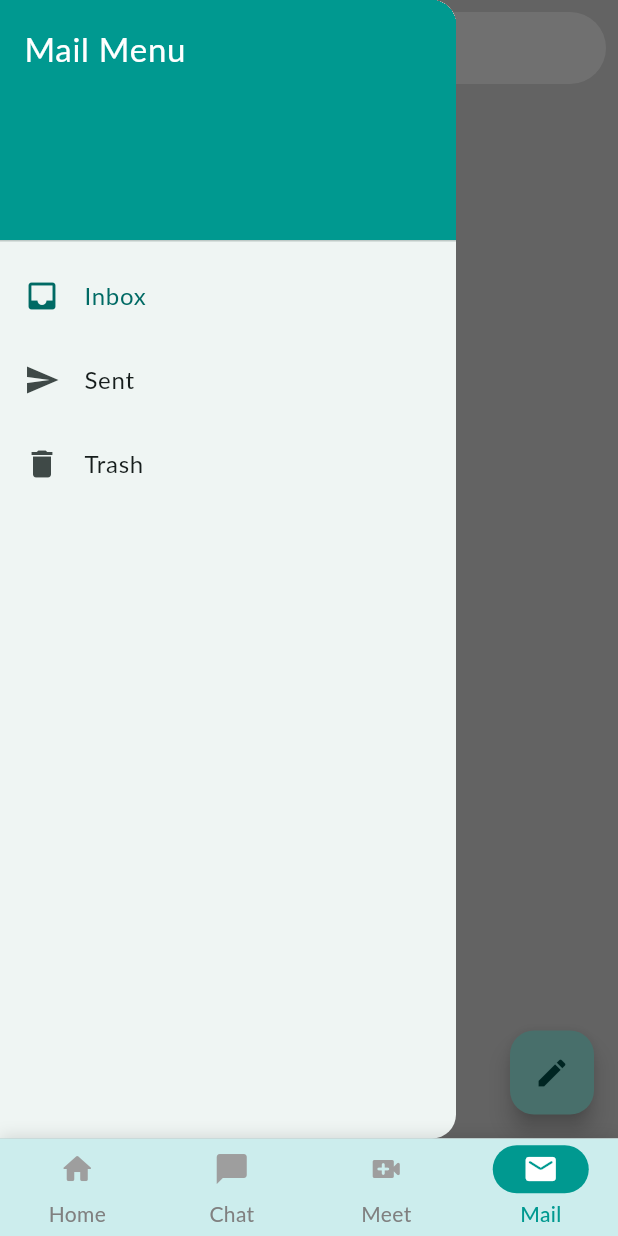
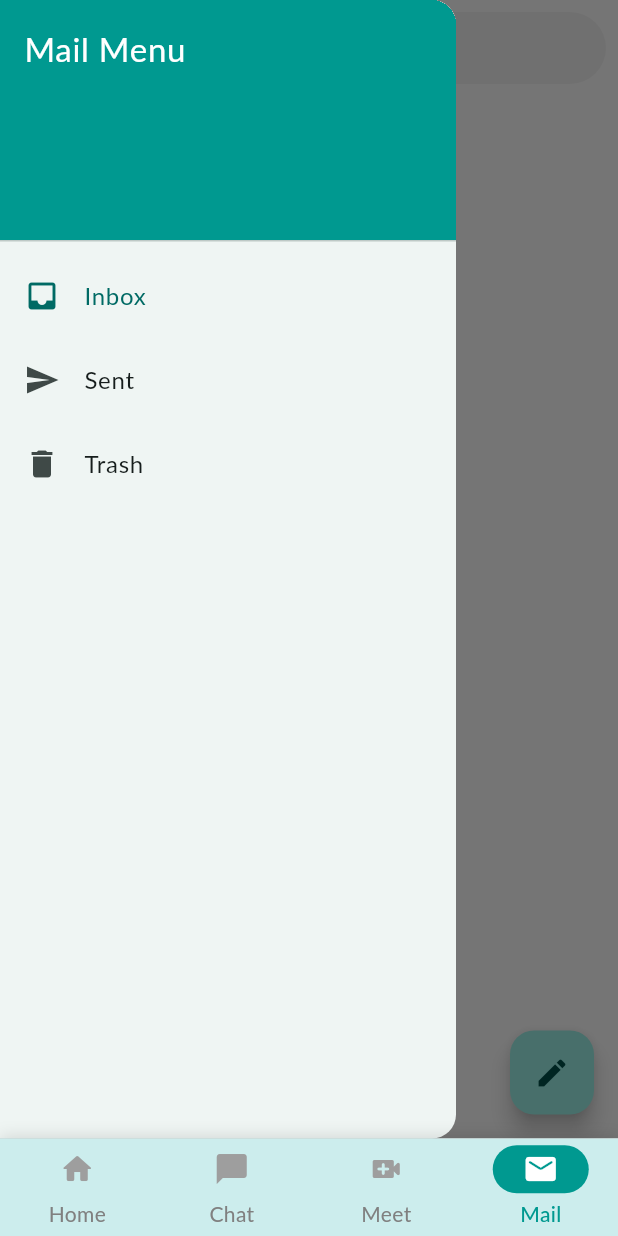
Before and after one commit to mushirkhan26/90-minutes, a Flutter app: the MailScreen screen opened by its route, with the side drawer open, on a phone screen of 412 x 824 dp. Run offline on Flutter 3.47's test engine with Material 3 defaults, Android fonts, the phone set to English and light mode, and no system bars; our stand-ins replace audioplayers, cached_network_image, file_picker, flutter_dotenv, flutter_local_notifications, flutter_secure_storage and 10 more; missing offline and left inert: flutter_initicon; accounts and stored records are empty; network calls fail; Roboto replaces fonts that are missing (Lato).

Commit message:
ui changes

```diff
--- a/lib/features/mail/screens/mail_detail.dart
+++ b/lib/features/mail/screens/mail_detail.dart
@@ -1,6 +1,5 @@
 import 'package:flutter/material.dart';
 import 'package:hrtz_hrms/config/theme/app_colors.dart';
-
 import '../../../core/models/mail_model.dart';
 
 class MailDetail extends StatelessWidget {
@@ -27,7 +26,7 @@ class MailDetail extends StatelessWidget {
             children: [
               Container(
                 decoration: BoxDecoration(
-                  color: AppColors.borderColor,
+                  color: Colors.white,
                   borderRadius: BorderRadius.circular(8),
                   boxShadow: [
                     BoxShadow(
@@ -36,7 +35,7 @@ class MailDetail extends StatelessWidget {
                       offset: const Offset(0, 1),
                     ),
                   ],
-                  border: Border.all(color: Colors.grey.shade300, width: 0.5),
+                  border: Border.all(color: AppColors.borderColor, width: 0.5),
                 ),
                 child: Padding(
                   padding: const EdgeInsets.all(16.0),
@@ -92,7 +91,6 @@ class MailDetail extends StatelessWidget {
                         ],
                       ),
                       const SizedBox(height: 16),
-
                       // Email Body
                       Container(
                         width: double.infinity,
--- a/lib/features/mail/screens/mail_screen.dart
+++ b/lib/features/mail/screens/mail_screen.dart
@@ -56,7 +56,7 @@ class _MailScreenState extends State<MailScreen> {
     return SafeArea(
       child: Scaffold(
         // appBar: AppBar(title: Text(selectedMailbox)),
-        backgroundColor: const Color(0xFFD7D7D7),
+        backgroundColor: Colors.white,
         drawer: Drawer(
           child: ListView(
             padding: EdgeInsets.zero,
--- a/lib/features/mail/widgets/mail_tile.dart
+++ b/lib/features/mail/widgets/mail_tile.dart
@@ -30,7 +30,7 @@ class MailTile extends StatelessWidget {
         },
         child: Card(
           color: Colors.white,
-          surfaceTintColor: Colors.white,
+          surfaceTintColor: Color(0xFFD7D7D7),
           margin: const EdgeInsets.symmetric(horizontal: 8, vertical: 4),
           elevation: 4,
           shape: RoundedRectangleBorder(
```
